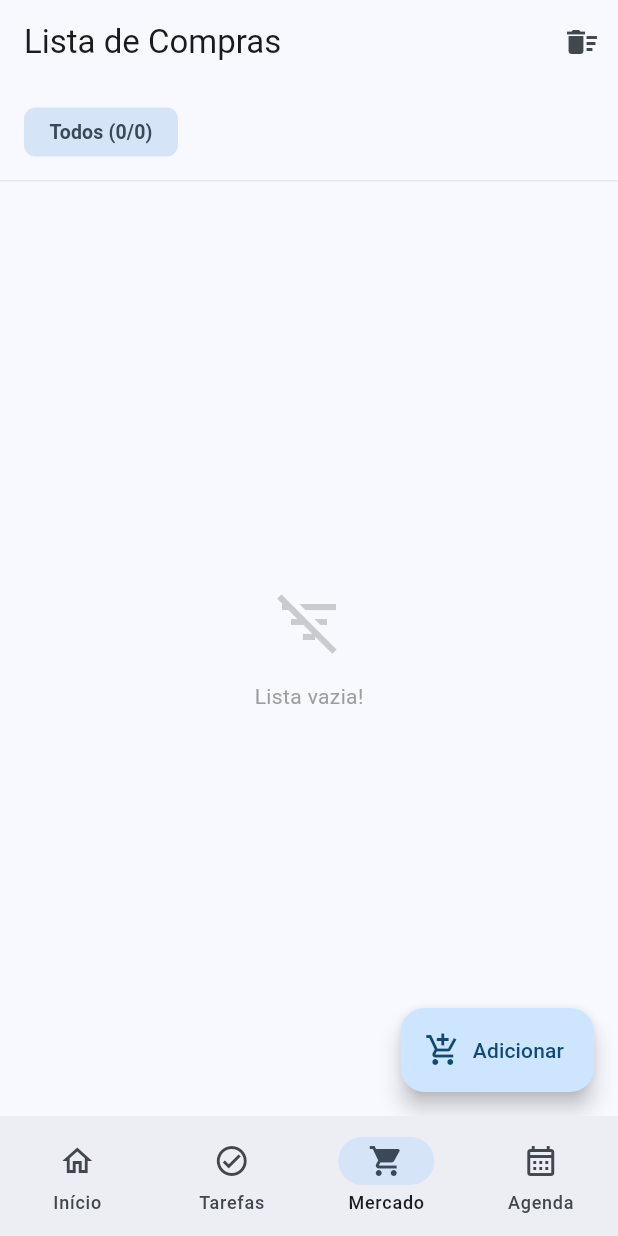
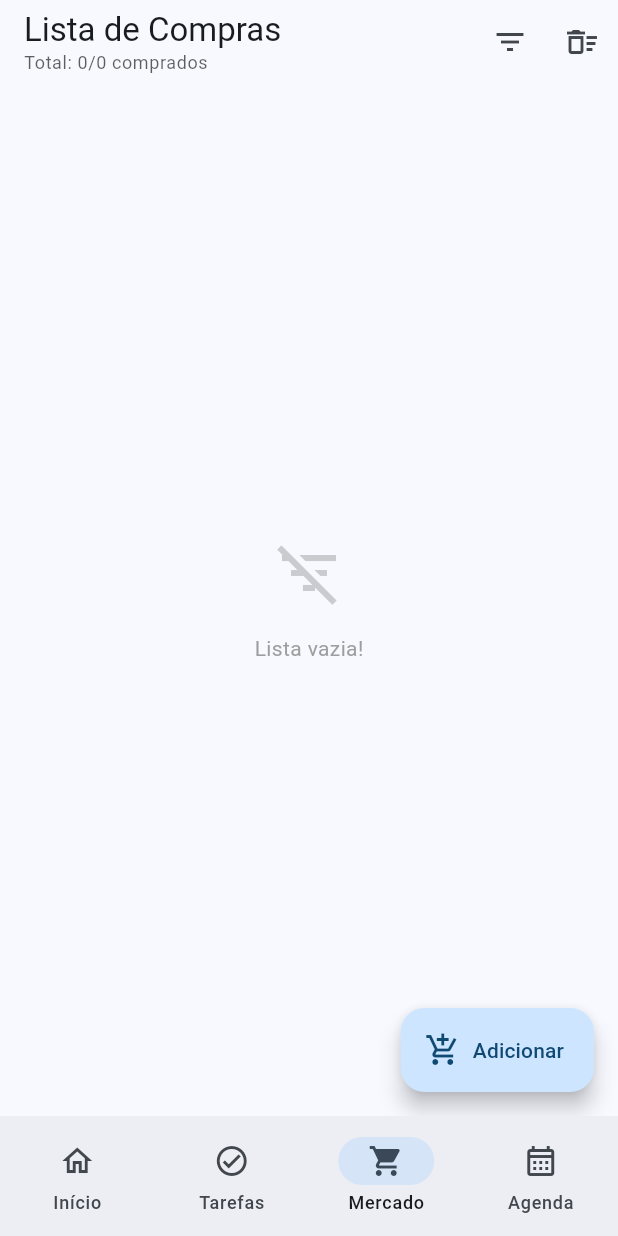
Before and after one commit to Edu-Fortes/flutter_family_planner, a Flutter app: the screen it shows once a user with an empty profile is signed in, item 3 of the bottom bar chosen, on a phone screen of 412 x 824 dp. Run offline on Flutter 3.47's test engine with Material 3 defaults, Android fonts, the phone set to English and light mode, and no system bars; our stand-ins replace flutter_colorpicker, flutter_dotenv, flutter_riverpod, go_router, google_fonts, supabase_flutter and 1 more; missing offline and left inert: syncfusion_localizations; accounts and stored records are empty.

Commit message:
refact(grocery): enhance GroceryScreen with dynamic filtering and improved UI elements

```diff
--- a/lib/features/grocery/presentation/grocery_screen.dart
+++ b/lib/features/grocery/presentation/grocery_screen.dart
@@ -10,11 +10,7 @@ class GroceryScreen extends ConsumerStatefulWidget {
 }
 
 class _GroceryScreenState extends ConsumerState<GroceryScreen> {
-  // 1. STATE: Which category are we VIEWING? (Filter)
-  String _activeFilter = 'Todos';
-
-  // Note: We removed the TextEditingController from here because
-  // it now lives inside the _AddItemSheet widget.
+  String _activeFilter = 'Todos'; // Default filter
 
   final List<String> _categories = [
     'Geral',
@@ -50,11 +46,10 @@ class _GroceryScreenState extends ConsumerState<GroceryScreen> {
     }
   }
 
-  // --- NEW: Method to open the Drawer ---
   void _showAddItemSheet(BuildContext context) {
     showModalBottomSheet(
       context: context,
-      isScrollControlled: true, // Allows sheet to expand with keyboard
+      isScrollControlled: true,
       shape: const RoundedRectangleBorder(
         borderRadius: BorderRadius.vertical(top: Radius.circular(20)),
       ),
@@ -67,12 +62,12 @@ class _GroceryScreenState extends ConsumerState<GroceryScreen> {
     final groceryAsync = ref.watch(groceryStreamProvider);
     final allItems = groceryAsync.asData?.value ?? [];
 
-    // --- CALCULATE COUNTS (Your original logic) ---
+    // --- 1. CALCULATE COUNTS ---
     final Map<String, int> totalCounts = {};
     final Map<String, int> cartCounts = {};
 
-    totalCounts['All'] = allItems.length;
-    cartCounts['All'] = allItems.where((i) => i.isCompleted).length;
+    totalCounts['Todos'] = allItems.length;
+    cartCounts['Todos'] = allItems.where((i) => i.isCompleted).length;
 
     for (var cat in _categories) {
       final catItems = allItems.where((i) => i.category == cat);
@@ -80,24 +75,95 @@ class _GroceryScreenState extends ConsumerState<GroceryScreen> {
       cartCounts[cat] = catItems.where((i) => i.isCompleted).length;
     }
 
-    // --- FILTER LIST ---
+    // --- 2. PREPARE SUBTITLE TEXT ---
+    String subtitleText;
+    if (_activeFilter == 'Todos') {
+      final total = totalCounts['Todos'] ?? 0;
+      final done = cartCounts['Todos'] ?? 0;
+      subtitleText = 'Total: $done/$total comprados';
+    } else {
+      final total = totalCounts[_activeFilter] ?? 0;
+      final done = cartCounts[_activeFilter] ?? 0;
+      subtitleText = 'Filtro: $_activeFilter ($done/$total)';
+    }
+
+    // --- 3. FILTER THE LIST ---
     final visibleItems = _activeFilter == 'Todos'
         ? allItems
         : allItems.where((i) => i.category == _activeFilter).toList();
 
     return Scaffold(
       appBar: AppBar(
-        title: const Text('Lista de Compras'),
+        // --- NEW: Title with Dynamic Counter ---
+        title: Column(
+          crossAxisAlignment: CrossAxisAlignment.start,
+          children: [
+            const Text('Lista de Compras'),
+            Text(
+              subtitleText, // Shows "Filtro: Carne (2/5)"
+              style: Theme.of(context).textTheme.bodySmall?.copyWith(
+                color: Theme.of(
+                  context,
+                ).colorScheme.onSurface.withValues(alpha: 0.7),
+              ),
+            ),
+          ],
+        ),
         actions: [
+          // Filter Button
+          PopupMenuButton<String>(
+            icon: const Icon(Icons.filter_list),
+            tooltip: 'Filtrar por Categoria',
+            onSelected: (String value) {
+              setState(() {
+                _activeFilter = value;
+              });
+            },
+            itemBuilder: (BuildContext context) {
+              final options = ['Todos', ..._categories];
+
+              return options
+                  .map((cat) {
+                    final count = totalCounts[cat] ?? 0;
+                    final completed = cartCounts[cat] ?? 0;
+
+                    // Hide empty categories from menu (unless active)
+                    if (count == 0 && cat != 'Todos' && cat != _activeFilter) {
+                      return null;
+                    }
+
+                    return PopupMenuItem<String>(
+                      value: cat,
+                      child: Row(
+                        mainAxisAlignment: MainAxisAlignment.spaceBetween,
+                        children: [
+                          Text(cat),
+                          if (count > 0)
+                            Text(
+                              '($completed/$count)',
+                              style: TextStyle(
+                                color: Theme.of(context).colorScheme.primary,
+                                fontSize: 12,
+                              ),
+                            ),
+                        ],
+                      ),
+                    );
+                  })
+                  .whereType<PopupMenuItem<String>>()
+                  .toList();
+            },
+          ),
+
+          // Clear Button
           IconButton(
-            icon: const Icon(Icons.delete_sweep),
+            icon: const Icon(Icons.delete_sweep_outlined),
             tooltip: 'Excluir Concluídos',
             onPressed: _confirmClear,
           ),
         ],
       ),
 
-      // --- NEW: Floating Action Button ---
       floatingActionButton: FloatingActionButton.extended(
         onPressed: () => _showAddItemSheet(context),
         label: const Text('Adicionar'),
@@ -106,36 +172,6 @@ class _GroceryScreenState extends ConsumerState<GroceryScreen> {
 
       body: Column(
         children: [
-          // --- TOP FILTER BAR ---
-          Container(
-            width: double.infinity,
-            padding: const EdgeInsets.symmetric(horizontal: 16, vertical: 12),
-            decoration: BoxDecoration(
-              color: Theme.of(context).canvasColor,
-              border: Border(
-                bottom: BorderSide(color: Colors.grey.withValues(alpha: 0.2)),
-              ),
-            ),
-            child: Wrap(
-              spacing: 8.0,
-              runSpacing: 8.0,
-              children: [
-                _buildFilterChip(
-                  'Todos',
-                  cartCounts['All']!,
-                  totalCounts['All']!,
-                ),
-                ..._categories.map((cat) {
-                  return _buildFilterChip(
-                    cat,
-                    cartCounts[cat] ?? 0,
-                    totalCounts[cat] ?? 0,
-                  );
-                }),
-              ],
-            ),
-          ),
-
           // --- MAIN LIST ---
           Expanded(
             child: visibleItems.isEmpty
@@ -152,17 +188,14 @@ class _GroceryScreenState extends ConsumerState<GroceryScreen> {
                         Text(
                           _activeFilter == 'Todos'
                               ? 'Lista vazia!'
-                              : 'Nenhum item de ${_activeFilter.toLowerCase()}.',
+                              : 'Nenhum item de $_activeFilter.',
                           style: const TextStyle(color: Colors.grey),
                         ),
                       ],
                     ),
                   )
                 : ListView.separated(
-                    // Changed to separated for cleaner look
-                    padding: const EdgeInsets.only(
-                      bottom: 100,
-                    ), // Extra space for FAB
+                    padding: const EdgeInsets.only(bottom: 100),
                     itemCount: visibleItems.length,
                     separatorBuilder: (_, _) => const Divider(height: 1),
                     itemBuilder: (context, index) {
@@ -191,6 +224,7 @@ class _GroceryScreenState extends ConsumerState<GroceryScreen> {
                               color: item.isCompleted ? Colors.grey : null,
                             ),
                           ),
+                          // Only show subtitle if viewing "Todos"
                           subtitle: _activeFilter == 'Todos'
                               ? Text(
                                   item.category,
@@ -205,7 +239,6 @@ class _GroceryScreenState extends ConsumerState<GroceryScreen> {
                               : null,
                           value: item.isCompleted,
                           onChanged: (val) {
-                            // Using toggleStatus as per your repository
                             ref
                                 .read(groceryRepositoryProvider)
                                 .toggleStatus(item.id, item.isCompleted);
@@ -217,32 +250,6 @@ class _GroceryScreenState extends ConsumerState<GroceryScreen> {
           ),
         ],
       ),
-    );
-  }
-
-  Widget _buildFilterChip(String label, int completed, int total) {
-    final isSelected = _activeFilter == label;
-    if (!isSelected && total == 0 && label != 'All') {
-      return const SizedBox.shrink();
-    }
-
-    return FilterChip(
-      label: Text('$label ($completed/$total)'),
-      selected: isSelected,
-      onSelected: (selected) {
-        setState(() => _activeFilter = label);
-      },
-      backgroundColor: Theme.of(context).colorScheme.surfaceContainerHighest,
-      selectedColor: Theme.of(context).colorScheme.secondaryContainer,
-      labelStyle: TextStyle(
-        color: isSelected
-            ? Theme.of(context).colorScheme.onSecondaryContainer
-            : Theme.of(context).colorScheme.onSurface,
-        fontWeight: isSelected ? FontWeight.bold : FontWeight.normal,
-        fontSize: 13,
-      ),
-      showCheckmark: false,
-      visualDensity: VisualDensity.compact,
     );
   }
 }
```
